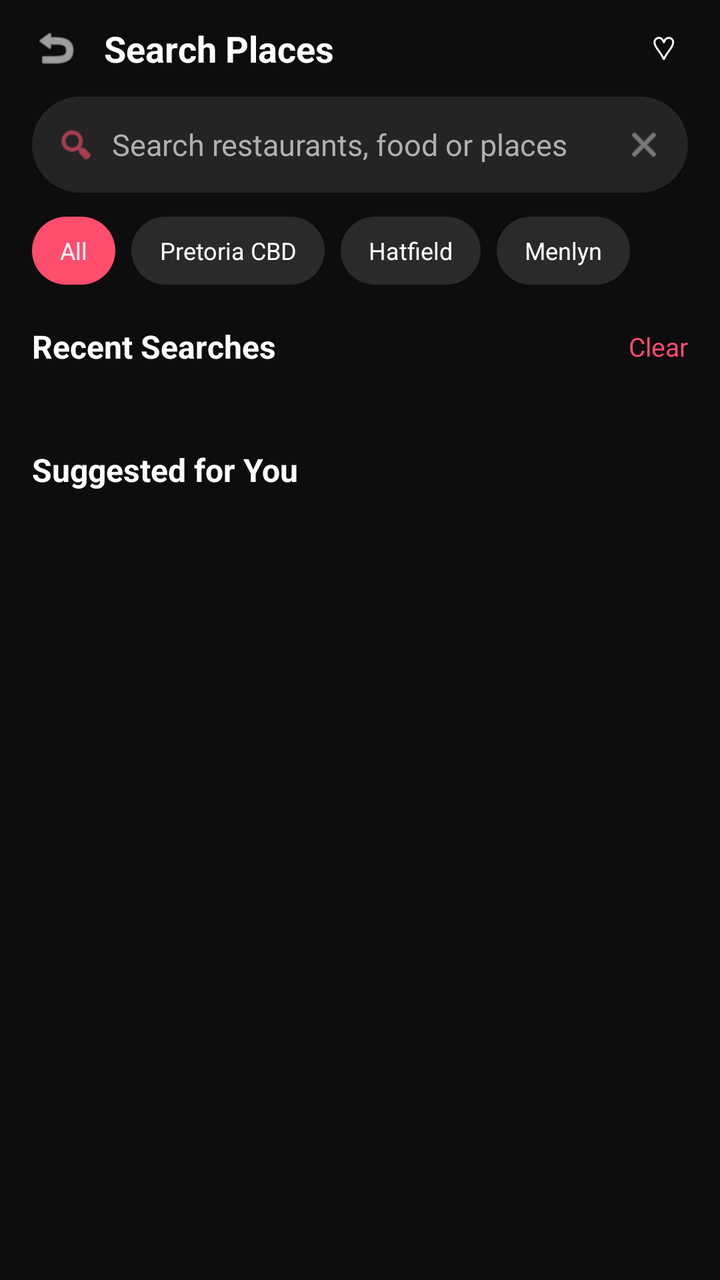
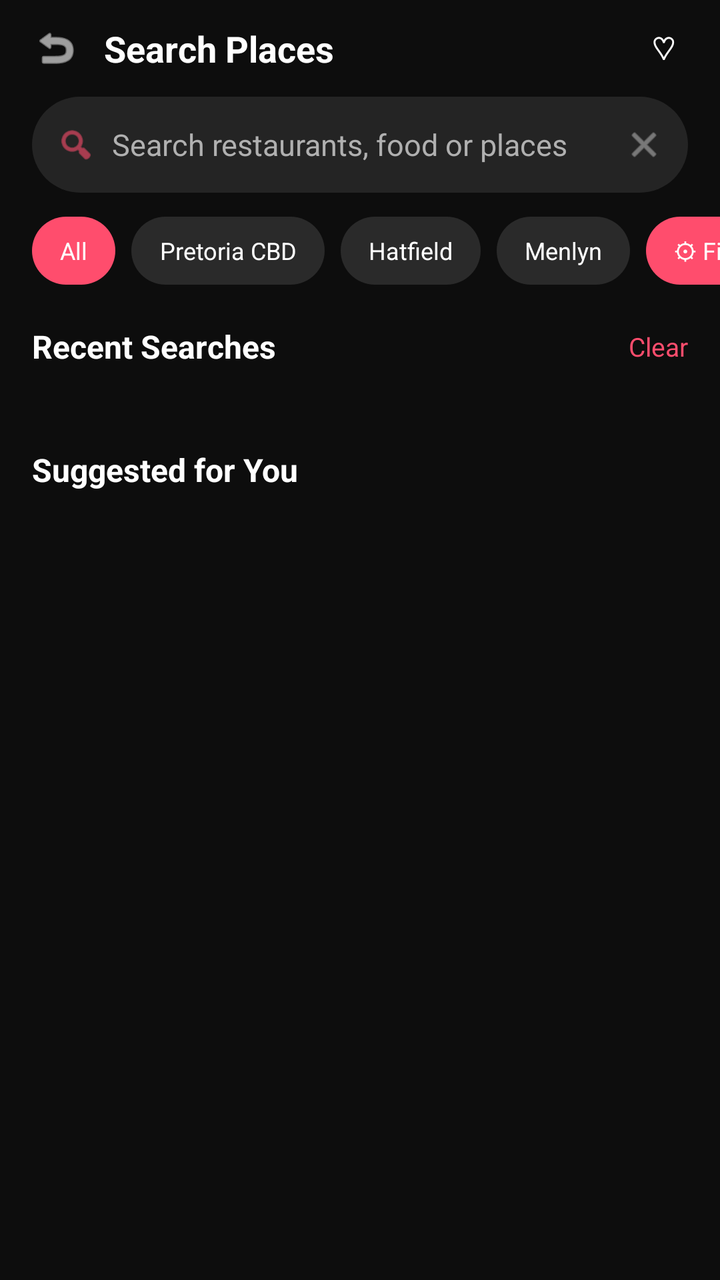

Before-and-after screenshots of an Android layout around one commit, followed by the original layout XML and the change that was made.
<!-- AndroidManifest.xml: application theme Theme.FeastVibe -->
<!-- res/layout/activity_search.xml -->
<?xml version="1.0" encoding="utf-8"?>
<androidx.constraintlayout.widget.ConstraintLayout
    xmlns:android="http://schemas.android.com/apk/res/android"
    xmlns:app="http://schemas.android.com/apk/res-auto"
    android:id="@+id/main"
    android:layout_width="match_parent"
    android:layout_height="match_parent"
    android:background="@color/background_dark">

    <LinearLayout
        android:id="@+id/header"
        android:layout_width="0dp"
        android:layout_height="wrap_content"
        android:gravity="center_vertical"
        android:orientation="horizontal"
        android:paddingHorizontal="16dp"
        android:paddingTop="12dp"
        app:layout_constraintTop_toTopOf="parent"
        app:layout_constraintStart_toStartOf="parent"
        app:layout_constraintEnd_toEndOf="parent">

        <ImageView
            android:id="@+id/iv_back"
            android:layout_width="24dp"
            android:layout_height="24dp"
            android:clickable="true"
            android:focusable="true"
            android:src="@android:drawable/ic_menu_revert"
            app:tint="@color/text_primary" />

        <TextView
            android:layout_width="0dp"
            android:layout_height="wrap_content"
            android:layout_marginStart="12dp"
            android:layout_weight="1"
            android:text="Search Places"
            android:textColor="@color/text_primary"
            android:textSize="18sp"
            android:textStyle="bold" />

        <TextView
            android:layout_width="24dp"
            android:layout_height="24dp"
            android:gravity="center"
            android:text="♡"
            android:textColor="@color/text_primary"
            android:textSize="16sp" />
    </LinearLayout>

    <LinearLayout
        android:id="@+id/search_bar"
        android:layout_width="0dp"
        android:layout_height="48dp"
        android:layout_marginHorizontal="16dp"
        android:layout_marginTop="12dp"
        android:background="@drawable/bg_search_bar"
        android:gravity="center_vertical"
        android:paddingHorizontal="12dp"
        app:layout_constraintTop_toBottomOf="@id/header"
        app:layout_constraintStart_toStartOf="parent"
        app:layout_constraintEnd_toEndOf="parent">

        <ImageView
            android:layout_width="20dp"
            android:layout_height="20dp"
            android:src="@android:drawable/ic_menu_search"
            app:tint="@color/pink_primary" />

        <EditText
            android:id="@+id/et_search"
            android:layout_width="0dp"
            android:layout_height="match_parent"
            android:layout_weight="1"
            android:layout_marginStart="8dp"
            android:background="@null"
            android:hint="Search restaurants, food or places"
            android:imeOptions="actionSearch"
            android:inputType="text"
            android:textColor="@color/text_primary"
            android:textColorHint="@color/text_secondary"
            android:textSize="15sp" />

        <ImageView
            android:id="@+id/iv_clear"
            android:layout_width="20dp"
            android:layout_height="20dp"
            android:clickable="true"
            android:focusable="true"
            android:src="@android:drawable/ic_menu_close_clear_cancel"
            app:tint="@color/text_secondary" />
    </LinearLayout>

    <HorizontalScrollView
        android:id="@+id/location_filter_scroll"
        android:layout_width="0dp"
        android:layout_height="wrap_content"
        android:layout_marginTop="12dp"
        android:scrollbars="none"
        app:layout_constraintTop_toBottomOf="@id/search_bar"
        app:layout_constraintStart_toStartOf="parent"
        app:layout_constraintEnd_toEndOf="parent">

        <LinearLayout
            android:id="@+id/location_chip_row"
            android:layout_width="wrap_content"
            android:layout_height="wrap_content"
            android:orientation="horizontal"
            android:paddingHorizontal="16dp">

            <TextView android:layout_width="wrap_content" android:layout_height="34dp"
                android:background="@drawable/bg_chip_selected" android:gravity="center"
                android:paddingHorizontal="14dp" android:text="All"
                android:textColor="@color/white" android:textSize="12sp" />

            <TextView android:layout_width="wrap_content" android:layout_height="34dp"
                android:layout_marginStart="8dp" android:background="@drawable/bg_chip_unselected"
                android:gravity="center" android:paddingHorizontal="14dp" android:text="Pretoria CBD"
                android:textColor="@color/text_primary" android:textSize="12sp" />

            <TextView android:layout_width="wrap_content" android:layout_height="34dp"
                android:layout_marginStart="8dp" android:background="@drawable/bg_chip_unselected"
                android:gravity="center" android:paddingHorizontal="14dp" android:text="Hatfield"
                android:textColor="@color/text_primary" android:textSize="12sp" />

            <TextView android:layout_width="wrap_content" android:layout_height="34dp"
                android:layout_marginStart="8dp" android:background="@drawable/bg_chip_unselected"
                android:gravity="center" android:paddingHorizontal="14dp" android:text="Menlyn"
                android:textColor="@color/text_primary" android:textSize="12sp" />
        </LinearLayout>
    </HorizontalScrollView>

    <LinearLayout
        android:id="@+id/recent_section"
        android:layout_width="0dp"
        android:layout_height="wrap_content"
        android:layout_marginTop="20dp"
        android:orientation="vertical"
        app:layout_constraintTop_toBottomOf="@id/location_filter_scroll"
        app:layout_constraintStart_toStartOf="parent"
        app:layout_constraintEnd_toEndOf="parent">

        <LinearLayout
            android:layout_width="match_parent"
            android:layout_height="wrap_content"
            android:gravity="center_vertical"
            android:orientation="horizontal"
            android:paddingHorizontal="16dp">

            <TextView
                android:layout_width="0dp"
                android:layout_height="wrap_content"
                android:layout_weight="1"
                android:text="Recent Searches"
                android:textColor="@color/text_primary"
                android:textSize="16sp"
                android:textStyle="bold" />

            <TextView
                android:id="@+id/tv_clear_recent"
                android:layout_width="wrap_content"
                android:layout_height="wrap_content"
                android:clickable="true"
                android:focusable="true"
                android:text="Clear"
                android:textColor="@color/pink_primary"
                android:textSize="13sp" />
        </LinearLayout>

        <HorizontalScrollView
            android:layout_width="match_parent"
            android:layout_height="wrap_content"
            android:layout_marginTop="12dp"
            android:scrollbars="none">

            <LinearLayout
                android:id="@+id/recent_chip_row"
                android:layout_width="wrap_content"
                android:layout_height="wrap_content"
                android:orientation="horizontal"
                android:paddingHorizontal="16dp" />
        </HorizontalScrollView>
    </LinearLayout>

    <LinearLayout
        android:id="@+id/suggested_section"
        android:layout_width="0dp"
        android:layout_height="wrap_content"
        android:layout_marginTop="28dp"
        android:orientation="vertical"
        app:layout_constraintTop_toBottomOf="@id/recent_section"
        app:layout_constraintStart_toStartOf="parent"
        app:layout_constraintEnd_toEndOf="parent">

        <TextView
            android:layout_width="wrap_content"
            android:layout_height="wrap_content"
            android:layout_marginStart="16dp"
            android:text="Suggested for You"
            android:textColor="@color/text_primary"
            android:textSize="16sp"
            android:textStyle="bold" />

        <LinearLayout
            android:id="@+id/suggested_list"
            android:layout_width="match_parent"
            android:layout_height="wrap_content"
            android:layout_marginTop="8dp"
            android:orientation="vertical" />
    </LinearLayout>

    
    <LinearLayout
        android:id="@+id/results_header"
        android:layout_width="0dp"
        android:layout_height="wrap_content"
        android:layout_marginTop="16dp"
        android:gravity="center_vertical"
        android:orientation="horizontal"
        android:paddingHorizontal="16dp"
        android:visibility="gone"
        app:layout_constraintTop_toBottomOf="@id/location_filter_scroll"
        app:layout_constraintStart_toStartOf="parent"
        app:layout_constraintEnd_toEndOf="parent">

        <TextView
            android:id="@+id/tv_results_count"
            android:layout_width="0dp"
            android:layout_height="wrap_content"
            android:layout_weight="1"
            android:text="3 Hotspots Found ●"
            android:textColor="@color/text_primary"
            android:textSize="15sp"
            android:textStyle="bold" />

        <TextView
            android:layout_width="wrap_content"
            android:layout_height="wrap_content"
            android:text="↗ Near You"
            android:textColor="@color/text_secondary"
            android:textSize="12sp" />
    </LinearLayout>

    <androidx.recyclerview.widget.RecyclerView
        android:id="@+id/rv_results"
        android:layout_width="0dp"
        android:layout_height="0dp"
        android:layout_marginTop="12dp"
        android:visibility="gone"
        app:layout_constraintTop_toBottomOf="@id/results_header"
        app:layout_constraintBottom_toBottomOf="parent"
        app:layout_constraintStart_toStartOf="parent"
        app:layout_constraintEnd_toEndOf="parent" />

    
    <androidx.core.widget.NestedScrollView
        android:id="@+id/no_results_section"
        android:layout_width="0dp"
        android:layout_height="0dp"
        android:visibility="gone"
        app:layout_constraintTop_toBottomOf="@id/location_filter_scroll"
        app:layout_constraintBottom_toBottomOf="parent"
        app:layout_constraintStart_toStartOf="parent"
        app:layout_constraintEnd_toEndOf="parent">

        <LinearLayout
            android:layout_width="match_parent"
            android:layout_height="wrap_content"
            android:orientation="vertical"
            android:paddingBottom="24dp">

            <LinearLayout
                android:layout_width="match_parent"
                android:layout_height="wrap_content"
                android:gravity="center_horizontal"
                android:orientation="vertical"
                android:paddingHorizontal="32dp"
                android:paddingTop="24dp">

                <TextView
                    android:layout_width="72dp"
                    android:layout_height="72dp"
                    android:background="@drawable/bg_circle_dark"
                    android:gravity="center"
                    android:text="?"
                    android:textColor="@color/pink_primary"
                    android:textSize="24sp" />

                <TextView
                    android:layout_width="wrap_content"
                    android:layout_height="wrap_content"
                    android:layout_marginTop="20dp"
                    android:text="No Places Found"
                    android:textColor="@color/text_primary"
                    android:textSize="18sp"
                    android:textStyle="bold" />

                <TextView
                    android:id="@+id/tv_no_results_message"
                    android:layout_width="match_parent"
                    android:layout_height="wrap_content"
                    android:layout_marginTop="8dp"
                    android:gravity="center"
                    android:text="We couldn't find any restaurants, bars, or events matching your search. Try another vibe or location."
                    android:textColor="@color/text_secondary"
                    android:textSize="13sp" />

                <com.google.android.material.button.MaterialButton
                    android:id="@+id/btn_explore_hotspots"
                    android:layout_width="match_parent"
                    android:layout_height="48dp"
                    android:layout_marginTop="20dp"
                    android:text="Explore Pretoria Hotspots"
                    android:textColor="@color/white"
                    app:backgroundTint="@color/pink_primary"
                    app:cornerRadius="24dp" />

                <com.google.android.material.button.MaterialButton
                    android:id="@+id/btn_reset_filters"
                    android:layout_width="match_parent"
                    android:layout_height="48dp"
                    android:layout_marginTop="10dp"
                    android:text="Reset Filters"
                    android:textColor="@color/text_primary"
                    app:backgroundTint="@color/chip_unselected"
                    app:cornerRadius="24dp" />
            </LinearLayout>

            <TextView
                android:layout_width="match_parent"
                android:layout_height="wrap_content"
                android:layout_marginTop="28dp"
                android:paddingHorizontal="16dp"
                android:text="Popular in Pretoria"
                android:textColor="@color/text_primary"
                android:textSize="16sp"
                android:textStyle="bold" />

            <com.google.android.flexbox.FlexboxLayout
                android:id="@+id/quick_suggestions_wrap"
                android:layout_width="match_parent"
                android:layout_height="wrap_content"
                android:layout_marginTop="12dp"
                android:paddingHorizontal="12dp"
                app:flexWrap="wrap" />
        </LinearLayout>
    </androidx.core.widget.NestedScrollView>

</androidx.constraintlayout.widget.ConstraintLayout>
<!-- resources referenced by this layout -->
<resources>
  <color name="background_dark">#0D0D0D</color>
  <color name="chip_unselected">#2A2A2A</color>
  <color name="pink_primary">#FF4D6D</color>
  <color name="text_primary">#FFFFFF</color>
  <color name="text_secondary">#B0B0B0</color>
  <color name="white">#FFFFFFFF</color>
  <!-- drawable bg_chip_selected (drawable) -->
  <?xml version="1.0" encoding="utf-8"?>
  <shape xmlns:android="http://schemas.android.com/apk/res/android"
      android:shape="rectangle">
      <solid android:color="@color/pink_primary" />
      <corners android:radius="20dp" />
  </shape>
  <!-- drawable bg_chip_unselected (drawable) -->
  <?xml version="1.0" encoding="utf-8"?>
  <shape xmlns:android="http://schemas.android.com/apk/res/android"
      android:shape="rectangle">
      <solid android:color="@color/chip_unselected" />
      <corners android:radius="20dp" />
  </shape>
  <!-- drawable bg_circle_dark (drawable) -->
  <?xml version="1.0" encoding="utf-8"?>
  <shape xmlns:android="http://schemas.android.com/apk/res/android"
      android:shape="oval">
      <solid android:color="#33000000" />
  </shape>
  <!-- drawable bg_search_bar (drawable) -->
  <?xml version="1.0" encoding="utf-8"?>
  <shape xmlns:android="http://schemas.android.com/apk/res/android"
      android:shape="rectangle">
      <solid android:color="@color/surface_variant" />
      <corners android:radius="24dp" />
  </shape>
  <style name="Theme.FeastVibe" parent="Base.Theme.FeastVibe" />
  <color name="surface_variant">#242424</color>
  <style name="Base.Theme.FeastVibe" parent="Theme.Material3.DayNight.NoActionBar">
          
          <item name="colorPrimary">@color/pink_primary</item>
          <item name="colorOnPrimary">@color/white</item>
          <item name="colorSecondary">@color/pink_primary</item>
          <item name="android:statusBarColor">@color/background_dark</item>
          <item name="android:navigationBarColor">@color/background_dark</item>
          <item name="android:windowLightStatusBar">false</item>
      </style>
</resources>

<!-- the commit's change to res/layout/activity_search.xml (unified diff, before → after) -->
@@ -126,6 +126,20 @@
                 android:layout_marginStart="8dp" android:background="@drawable/bg_chip_unselected"
                 android:gravity="center" android:paddingHorizontal="14dp" android:text="Menlyn"
                 android:textColor="@color/text_primary" android:textSize="12sp" />
+
+            <TextView
+                android:id="@+id/btn_search_filters"
+                android:layout_width="wrap_content"
+                android:layout_height="34dp"
+                android:layout_marginStart="8dp"
+                android:background="@drawable/bg_chip_selected"
+                android:clickable="true"
+                android:focusable="true"
+                android:gravity="center"
+                android:paddingHorizontal="14dp"
+                android:text="⚙ Filters"
+                android:textColor="@color/white"
+                android:textSize="12sp" />
         </LinearLayout>
     </HorizontalScrollView>
 
